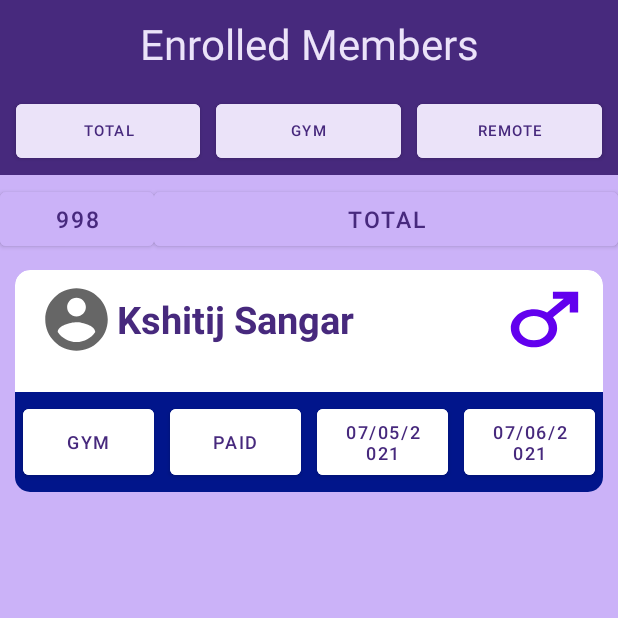
After one commit to KshitijSangar217/Gym-Buddy, an Android app: the TrainersEnrolment screen opened directly, with no data from a screen before it, on a phone screen of 412 x 824 dp, the top half of it. The commit adds this screen. Run offline under Robolectric (Android 15) with nearby library versions, the phone set to English and light mode, and no system bars.

Commit message:
Designed the Enrolled Members Page

```diff
--- a/app/build.gradle
+++ b/app/build.gradle
@@ -38,6 +38,10 @@ dependencies {
     implementation 'com.google.firebase:firebase-database:19.7.0'
     implementation 'com.google.android.material:material:1.0.0'
     implementation 'com.google.android.material:material:1.3.0-alpha02'
+    implementation 'androidx.lifecycle:lifecycle-livedata-ktx:2.2.0'
+    implementation 'androidx.lifecycle:lifecycle-viewmodel-ktx:2.2.0'
+    implementation 'androidx.legacy:legacy-support-v4:1.0.0'
+    implementation "androidx.recyclerview:recyclerview:1.1.0"
     testImplementation 'junit:junit:4.+'
     androidTestImplementation 'androidx.test.ext:junit:1.1.2'
     androidTestImplementation 'androidx.test.espresso:espresso-core:3.3.0'
--- a/app/src/main/AndroidManifest.xml
+++ b/app/src/main/AndroidManifest.xml
@@ -11,7 +11,8 @@
         android:roundIcon="@mipmap/ic_launcher_round"
         android:supportsRtl="true"
         android:theme="@style/Theme.PBL_Android">
-        <activity android:name=".MemberSignUp"></activity>
+        <activity android:name=".TrainersEnrolment"></activity>
+        <activity android:name=".MemberSignUp" />
         <activity android:name=".MemberMainPage" />
         <activity android:name=".TrainerMainPage" />
         <activity android:name=".MemberInfo" />
--- /dev/null
+++ b/app/src/main/java/com/example/pbl_android/MemberDataForTrainersEnrolledList.java
@@ -0,0 +1,5 @@
+package com.example.pbl_android;
+
+public class MemberDataForTrainersEnrolledList {
+
+}
--- a/app/src/main/java/com/example/pbl_android/MemberInfo.java
+++ b/app/src/main/java/com/example/pbl_android/MemberInfo.java
@@ -216,9 +216,6 @@ public class MemberInfo extends AppCompatActivity {
 
 
                 //++++++++++++++++++++++++++++++++++++++++++++++++++++++++++++++++++++++++++++
-
-
-
             }
         });
     }
--- a/app/src/main/java/com/example/pbl_android/TrainerMainPage.java
+++ b/app/src/main/java/com/example/pbl_android/TrainerMainPage.java
@@ -17,8 +17,13 @@ public class TrainerMainPage extends AppCompatActivity {
         setContentView(R.layout.activity_trainer_main_page);
     }
 
-    public void logout(View view) {
+    public void logout(View view){
         FirebaseAuth.getInstance().signOut();
         startActivity(new Intent(getApplicationContext(),SelectType.class));
     }
+
+    public void membersList(View view) {
+        Intent i = new Intent(TrainerMainPage.this, TrainersEnrolment.class);
+        startActivity(i);
+    }
 }
--- /dev/null
+++ b/app/src/main/java/com/example/pbl_android/TrainersEnrolment.java
@@ -0,0 +1,18 @@
+package com.example.pbl_android;
+
+import androidx.appcompat.app.AppCompatActivity;
+
+import android.os.Bundle;
+import android.view.View;
+
+public class TrainersEnrolment extends AppCompatActivity {
+
+    @Override
+    protected void onCreate(Bundle savedInstanceState) {
+        super.onCreate(savedInstanceState);
+        setContentView(R.layout.activity_trainers_enrolment);
+    }
+
+    public void memberProfileForTrainer(View view) {
+    }
+}
--- /dev/null
+++ b/app/src/main/res/drawable/ic_baseline_account_circle_24.xml
@@ -0,0 +1,10 @@
+<vector xmlns:android="http://schemas.android.com/apk/res/android"
+    android:width="24dp"
+    android:height="24dp"
+    android:viewportWidth="24"
+    android:viewportHeight="24"
+    android:tint="?attr/colorControlNormal">
+  <path
+      android:fillColor="@android:color/white"
+      android:pathData="M12,2C6.48,2 2,6.48 2,12s4.48,10 10,10 10,-4.48 10,-10S17.52,2 12,2zM12,5c1.66,0 3,1.34 3,3s-1.34,3 -3,3 -3,-1.34 -3,-3 1.34,-3 3,-3zM12,19.2c-2.5,0 -4.71,-1.28 -6,-3.22 0.03,-1.99 4,-3.08 6,-3.08 1.99,0 5.97,1.09 6,3.08 -1.29,1.94 -3.5,3.22 -6,3.22z"/>
+</vector>
--- /dev/null
+++ b/app/src/main/res/drawable/ic_baseline_account_circle_50.xml
@@ -0,0 +1,5 @@
+<vector android:height="50dp" android:tint="?attr/colorControlNormal"
+    android:viewportHeight="24" android:viewportWidth="24"
+    android:width="50dp" xmlns:android="http://schemas.android.com/apk/res/android">
+    <path android:fillColor="@android:color/white" android:pathData="M12,2C6.48,2 2,6.48 2,12s4.48,10 10,10 10,-4.48 10,-10S17.52,2 12,2zM12,5c1.66,0 3,1.34 3,3s-1.34,3 -3,3 -3,-1.34 -3,-3 1.34,-3 3,-3zM12,19.2c-2.5,0 -4.71,-1.28 -6,-3.22 0.03,-1.99 4,-3.08 6,-3.08 1.99,0 5.97,1.09 6,3.08 -1.29,1.94 -3.5,3.22 -6,3.22z"/>
+</vector>
--- /dev/null
+++ b/app/src/main/res/drawable/ic_baseline_female_50.xml
@@ -0,0 +1,5 @@
+<vector android:height="50dp" android:tint="?attr/colorControlNormal"
+    android:viewportHeight="24" android:viewportWidth="24"
+    android:width="50dp" xmlns:android="http://schemas.android.com/apk/res/android">
+    <path android:fillColor="@android:color/white" android:pathData="M17.5,9.5C17.5,6.46 15.04,4 12,4S6.5,6.46 6.5,9.5c0,2.7 1.94,4.93 4.5,5.4V17H9v2h2v2h2v-2h2v-2h-2v-2.1C15.56,14.43 17.5,12.2 17.5,9.5zM8.5,9.5C8.5,7.57 10.07,6 12,6s3.5,1.57 3.5,3.5S13.93,13 12,13S8.5,11.43 8.5,9.5z"/>
+</vector>
--- /dev/null
+++ b/app/src/main/res/drawable/ic_baseline_male_50.xml
@@ -0,0 +1,5 @@
+<vector android:height="50dp" android:tint="?attr/colorControlNormal"
+    android:viewportHeight="24" android:viewportWidth="24"
+    android:width="50dp" xmlns:android="http://schemas.android.com/apk/res/android">
+    <path android:fillColor="@android:color/white" android:pathData="M9.5,11c1.93,0 3.5,1.57 3.5,3.5S11.43,18 9.5,18S6,16.43 6,14.5S7.57,11 9.5,11zM9.5,9C6.46,9 4,11.46 4,14.5S6.46,20 9.5,20s5.5,-2.46 5.5,-5.5c0,-1.16 -0.36,-2.23 -0.97,-3.12L18,7.42V10h2V4h-6v2h2.58l-3.97,3.97C11.73,9.36 10.66,9 9.5,9z"/>
+</vector>
--- /dev/null
+++ b/app/src/main/res/drawable/ic_baseline_transgender_50.xml
@@ -0,0 +1,5 @@
+<vector android:height="50dp" android:tint="?attr/colorControlNormal"
+    android:viewportHeight="24" android:viewportWidth="24"
+    android:width="50dp" xmlns:android="http://schemas.android.com/apk/res/android">
+    <path android:fillColor="@android:color/white" android:pathData="M12,8c1.93,0 3.5,1.57 3.5,3.5S13.93,15 12,15s-3.5,-1.57 -3.5,-3.5S10.07,8 12,8zM16.53,8.38l3.97,-3.96V7h2V1h-6v2h2.58l-3.97,3.97C14.23,6.36 13.16,6 12,6c-1.16,0 -2.23,0.36 -3.11,0.97L8.24,6.32l1.41,-1.41L8.24,3.49L6.82,4.9L4.92,3H7.5V1h-6v6h2V4.42l1.91,1.9L3.99,7.74l1.41,1.41l1.41,-1.41l0.65,0.65C6.86,9.27 6.5,10.34 6.5,11.5c0,2.7 1.94,4.94 4.5,5.41L11,19H9v2h2v2h2v-2h2v-2h-2l0,-2.09c2.56,-0.47 4.5,-2.71 4.5,-5.41C17.5,10.34 17.14,9.27 16.53,8.38z"/>
+</vector>
--- a/app/src/main/res/layout/activity_trainer_main_page.xml
+++ b/app/src/main/res/layout/activity_trainer_main_page.xml
@@ -49,6 +49,7 @@
             android:paddingTop="40dp"
             android:text="Members"
             android:layout_weight="4"
+            android:onClick="membersList"
             >
         </Button>
 
--- /dev/null
+++ b/app/src/main/res/layout/activity_trainers_enrolment.xml
@@ -0,0 +1,174 @@
+<?xml version="1.0" encoding="utf-8"?>
+<TableLayout xmlns:android="http://schemas.android.com/apk/res/android"
+    xmlns:app="http://schemas.android.com/apk/res-auto"
+    xmlns:tools="http://schemas.android.com/tools"
+    android:layout_width="match_parent"
+    android:layout_height="match_parent"
+    tools:context=".TrainersEnrolment"
+    android:background="#CBB2F8">
+
+
+    <androidx.appcompat.widget.LinearLayoutCompat
+        android:id="@+id/title"
+        android:layout_width="match_parent"
+        android:layout_height="wrap_content"
+        android:background="#47297D">
+
+        <TextView
+            android:layout_width="match_parent"
+            android:layout_height="wrap_content"
+            android:text="Enrolled Members"
+            android:textSize="28sp"
+            android:textColor="#EBE3F9"
+            android:gravity="center"
+            android:padding="10dp"/>
+    </androidx.appcompat.widget.LinearLayoutCompat>
+    <TableRow
+        android:id="@+id/toptabs"
+        android:layout_width="match_parent"
+        android:layout_height="wrap_content"
+        android:layout_below="@+id/title"
+        android:background="#47297D"
+        android:paddingLeft="5dp"
+        android:paddingRight="5dp"
+        android:layout_marginBottom="5dp">
+        <Button
+            android:layout_width="0dp"
+            android:layout_weight="33"
+            android:layout_height="match_parent"
+            android:text="Total"
+            android:textSize="10dp"
+            android:textColor="#47297D"
+            android:backgroundTint="#EBE3F9"
+            android:layout_margin="5dp"/>
+        <Button
+            android:layout_width="0dp"
+            android:layout_weight="33"
+            android:layout_height="match_parent"
+            android:text="Gym"
+            android:textSize="10dp"
+            android:textColor="#47297D"
+            android:backgroundTint="#EBE3F9"
+            android:layout_margin="5dp"/>
+        <Button
+            android:layout_width="0dp"
+            android:layout_weight="33"
+            android:layout_height="match_parent"
+            android:text="Remote"
+            android:textSize="10dp"
+            android:textColor="#47297D"
+            android:backgroundTint="#EBE3F9"
+            android:layout_margin="5dp"/>
+    </TableRow>
+    <TableRow>
+        <Button
+            android:clickable="false"
+            android:layout_width="0dp"
+            android:layout_weight="25"
+            android:layout_height="wrap_content"
+            android:drawablePadding="0dp"
+            android:textSize="15dp"
+            android:text="998"
+            android:textColor="#47297D"
+            android:backgroundTint="#CBB2F8"/>
+        <Button
+            android:clickable="false"
+            android:layout_width="0dp"
+            android:layout_weight="75"
+            android:layout_height="match_parent"
+            android:textSize="15dp"
+            android:text="Total"
+            android:textColor="#47297D"
+            android:backgroundTint="#CBB2F8"/>
+    </TableRow>
+    <androidx.cardview.widget.CardView
+        android:id="@+id/membeCard"
+        android:layout_width="match_parent"
+        android:layout_height="wrap_content"
+        android:background="@color/black"
+        android:padding="50dp"
+        android:layout_margin="10dp"
+        app:cardCornerRadius="10dp"
+        android:clickable="true"
+        android:onClick="memberProfileForTrainer">
+        <TableLayout
+            android:layout_width="match_parent"
+            android:layout_height="match_parent">
+            <TableRow
+                android:layout_marginBottom="15dp">
+                <TextView
+                    android:layout_width="0dp"
+                    android:layout_weight="80"
+                    android:layout_height="match_parent"
+                    android:paddingLeft="8dp"
+                    android:drawableLeft="@drawable/ic_baseline_account_circle_50"
+                    android:drawablePadding="2dp"
+                    android:text="Kshitij Sangar"
+                    android:textStyle="bold"
+                    android:gravity="left|center"
+                    android:textSize="25sp"
+                    android:textColor="#47297D"
+                    android:backgroundTint="#CBB2F8"
+                    android:layout_margin="8dp"/>
+                <Button
+                    android:clickable="false"
+                    android:layout_width="0dp"
+                    android:layout_weight="18"
+                    android:layout_height="match_parent"
+                    android:background="@drawable/ic_baseline_male_50"
+                    android:drawablePadding="0dp"
+                    android:textSize="18dp"
+                    android:textColor="#47297D"
+                    android:backgroundTint="#CBB2F8"
+                    android:layout_margin="5dp"/>
+            </TableRow>
+            <TableRow
+                android:background="#01158B">
+                <Button
+                    android:clickable="false"
+                    android:layout_width="0dp"
+                    android:layout_weight="15"
+                    android:layout_height="match_parent"
+                    android:text="Gym"
+                    android:textSize="12dp"
+                    android:textColor="#47297D"
+                    android:backgroundTint="#FFFFFF"
+                    android:layout_margin="5dp"/>
+                <Button
+                    android:clickable="false"
+                    android:layout_width="0dp"
+                    android:layout_weight="15"
+                    android:layout_height="match_parent"
+                    android:text="Paid"
+                    android:textSize="12dp"
+                    android:textColor="#47297D"
+                    android:backgroundTint="#FFFFFF"
+                    android:layout_margin="5dp"/>
+                <Button
+                    android:clickable="false"
+                    android:layout_width="0dp"
+                    android:layout_weight="15"
+                    android:layout_height="match_parent"
+                    android:text="07/05/2021"
+                    android:textSize="12dp"
+                    android:textColor="#47297D"
+                    android:backgroundTint="#FFFFFF"
+                    android:layout_margin="5dp"/>
+                <Button
+                    android:clickable="false"
+                    android:layout_width="0dp"
+                    android:layout_weight="15"
+                    android:layout_height="match_parent"
+                    android:text="07/06/2021"
+                    android:textSize="12dp"
+                    android:textColor="#47297D"
+                    android:backgroundTint="#FFFFFF"
+                    android:layout_margin="5dp"
+                    />
+
+
+            </TableRow>
+        </TableLayout>
+
+    </androidx.cardview.widget.CardView>
+</TableLayout>
--- /dev/null
+++ b/app/src/main/res/values-w820dp/dimens.xml
@@ -0,0 +1,6 @@
+<resources>
+    <!-- Example customization of dimensions originally defined in res/values/dimens.xml
+         (such as screen margins) for screens with more than 820dp of available width. This
+         would include 7" and 10" devices in landscape (~960dp and ~1280dp respectively). -->
+    <dimen name="activity_horizontal_margin">64dp</dimen>
+</resources>
--- /dev/null
+++ b/app/src/main/res/values/dimens.xml
@@ -0,0 +1,8 @@
+<resources>
+    <!-- Default screen margins, per the Android Design guidelines. -->
+    <dimen name="activity_horizontal_margin">16dp</dimen>
+    <dimen name="activity_vertical_margin">16dp</dimen>
+    <dimen name="appbar_padding">16dp</dimen>
+    <dimen name="fab_margin">16dp</dimen>
+    <dimen name="appbar_padding_top">8dp</dimen>
+</resources>
--- a/app/src/main/res/values/strings.xml
+++ b/app/src/main/res/values/strings.xml
@@ -1,3 +1,8 @@
 <resources>
     <string name="app_name">Gym Buddy</string>
+    <string name="title_activity_trainers_enrolledlist">TrainersEnrolledlist</string>
+    <string name="tab_text_1">Tab 1</string>
+    <string name="tab_text_2">Tab 2</string>
+    <!-- TODO: Remove or change this placeholder text -->
+    <string name="hello_blank_fragment">Hello blank fragment</string>
 </resources>
--- a/app/src/main/res/values/themes.xml
+++ b/app/src/main/res/values/themes.xml
@@ -13,4 +13,17 @@
         <item name="android:statusBarColor" tools:targetApi="l">?attr/colorPrimaryVariant</item>
         <!-- Customize your theme here. -->
     </style>
+
+    <style name="Theme.PBL_Android.NoActionBar">
+        <item name="windowActionBar">false</item>
+        <item name="windowNoTitle">true</item>
+    </style>
+
+    <style name="Theme.PBL_Android.AppBarOverlay" parent="ThemeOverlay.AppCompat.Dark.ActionBar" />
+
+    <style name="Theme.PBL_Android.PopupOverlay" parent="ThemeOverlay.AppCompat.Light" />
+
+    <style name="Normal_Drawable">
+        <item name="android:textSize">25dp</item>
+    </style>
 </resources>
```
Also changed, not shown: app/src/main/res/drawable/purple_pattern.jpg (added).
